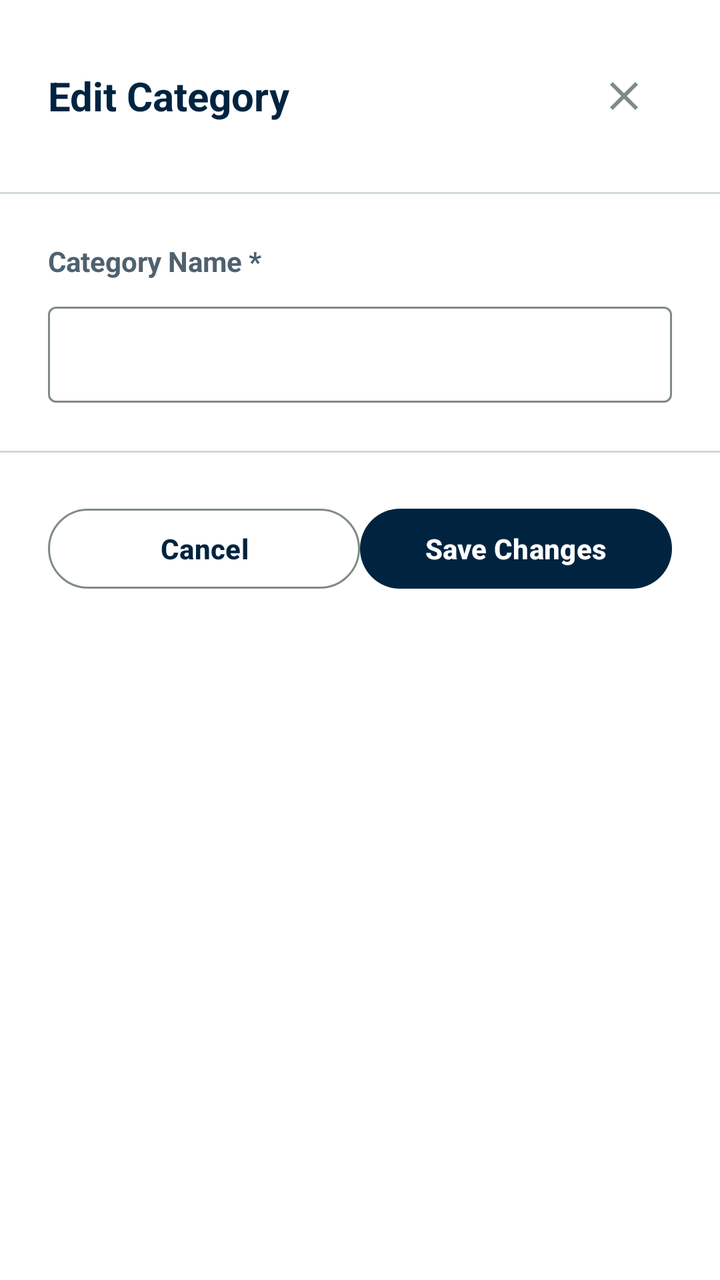
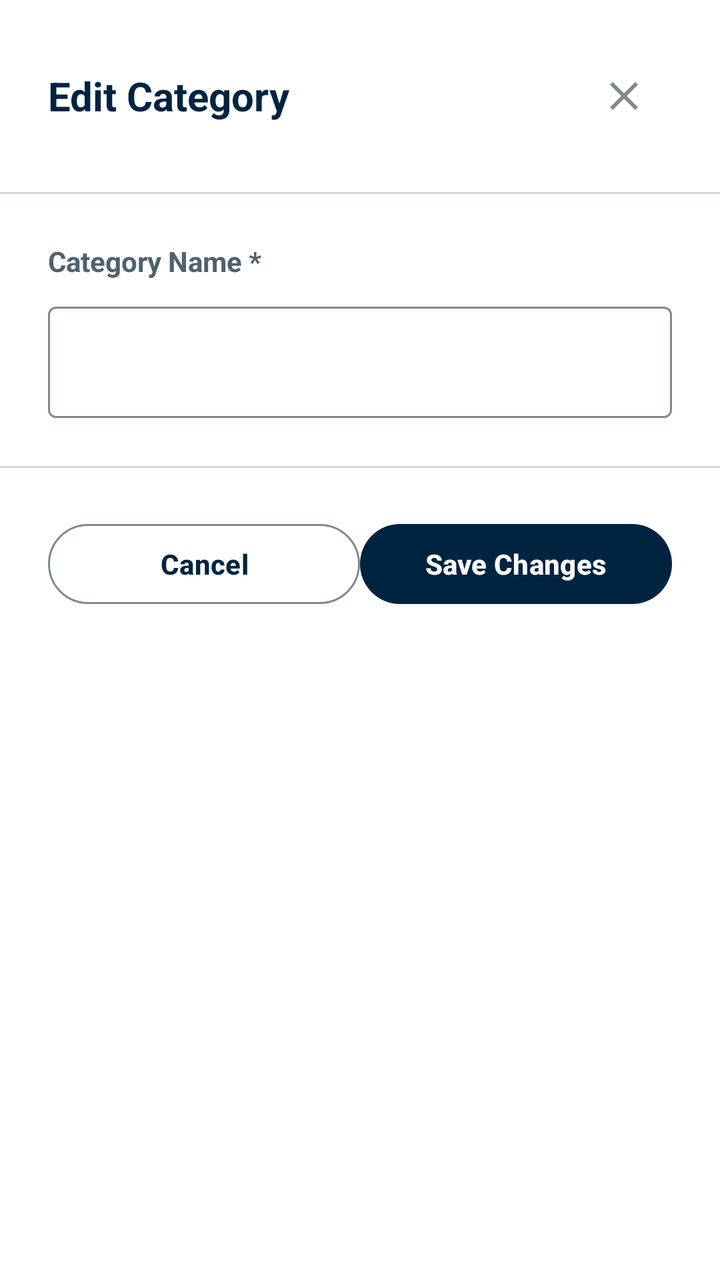

Compare the two renders of this Android layout. The source of the first and the diff that turns it into the second are given below.
<!-- AndroidManifest.xml: application theme Theme.StockBuddy -->
<!-- res/layout/dialog_edit_category.xml -->
<?xml version="1.0" encoding="utf-8"?>
<LinearLayout xmlns:android="http://schemas.android.com/apk/res/android"
    xmlns:app="http://schemas.android.com/apk/res-auto"
    android:layout_width="match_parent"
    android:layout_height="wrap_content"
    android:orientation="vertical"
    android:background="@color/md_theme_surfaceContainerLowest">

    
    <LinearLayout
        android:layout_width="match_parent"
        android:layout_height="wrap_content"
        android:orientation="horizontal"
        android:gravity="center_vertical"
        android:padding="24dp"
        android:background="@color/md_theme_surfaceContainerLowest">

        <TextView
            android:layout_width="0dp"
            android:layout_height="wrap_content"
            android:layout_weight="1"
            android:text="@string/dialog_edit_category_title"
            android:textSize="20sp"
            android:textStyle="bold"
            android:textColor="@color/md_theme_primary" />

        <ImageButton
            android:id="@+id/btnClose"
            android:layout_width="48dp"
            android:layout_height="48dp"
            android:src="@drawable/ic_close"
            android:background="?attr/selectableItemBackgroundBorderless"
            android:contentDescription="@string/action_close"
            android:scaleType="centerInside"
            android:tint="@color/md_theme_outline" />
    </LinearLayout>

    
    <View
        android:layout_width="match_parent"
        android:layout_height="1dp"
        android:background="@color/md_theme_outlineVariant" />

    
    <LinearLayout
        android:layout_width="match_parent"
        android:layout_height="wrap_content"
        android:orientation="vertical"
        android:padding="24dp">

        <TextView
            android:layout_width="match_parent"
            android:layout_height="wrap_content"
            android:text="@string/dialog_category_name_label"
            android:textSize="14sp"
            android:textStyle="bold"
            android:textColor="@color/md_theme_onSurfaceVariant"
            android:layout_marginBottom="8dp" />

        <com.google.android.material.textfield.TextInputLayout
            style="@style/Widget.Material3.TextInputLayout.OutlinedBox"
            android:layout_width="match_parent"
            android:layout_height="wrap_content">

            <com.google.android.material.textfield.TextInputEditText
                android:id="@+id/editCategoryName"
                android:layout_width="match_parent"
                android:layout_height="48dp" />
        </com.google.android.material.textfield.TextInputLayout>
    </LinearLayout>

    
    <View
        android:layout_width="match_parent"
        android:layout_height="1dp"
        android:background="@color/md_theme_outlineVariant" />

    
    <LinearLayout
        android:layout_width="match_parent"
        android:layout_height="wrap_content"
        android:orientation="horizontal"
        android:padding="24dp"
        android:gravity="center"
        android:spacing="12dp">

        <com.google.android.material.button.MaterialButton
            android:id="@+id/btnCancel"
            style="@style/Widget.Material3.Button.OutlinedButton"
            android:layout_width="0dp"
            android:layout_height="48dp"
            android:layout_weight="1"
            android:text="@string/action_cancel" />

        <com.google.android.material.button.MaterialButton
            android:id="@+id/btnSave"
            style="@style/Widget.Material3.Button"
            android:layout_width="0dp"
            android:layout_height="48dp"
            android:layout_weight="1"
            android:text="@string/action_save_changes" />
    </LinearLayout>

</LinearLayout>
<!-- resources referenced by this layout -->
<resources>
  <color name="md_theme_onSurfaceVariant">#4F616E</color>
  <color name="md_theme_outline">#7F8B87</color>
  <color name="md_theme_outlineVariant">#CFD9D7</color>
  <color name="md_theme_primary">#002440</color>
  <color name="md_theme_surfaceContainerLowest">#FFFFFF</color>
  <string name="action_cancel">Cancel</string>
  <string name="action_close">Close</string>
  <string name="action_save_changes">Save Changes</string>
  <string name="dialog_category_name_label">Category Name *</string>
  <string name="dialog_edit_category_title">Edit Category</string>
  <color name="md_theme_onPrimary">#FFFFFF</color>
  <color name="md_theme_primaryContainer">#1b3a57</color>
  <color name="md_theme_onPrimaryContainer">#87a4c6</color>
  <color name="md_theme_secondary">#496177</color>
  <color name="md_theme_onSecondary">#FFFFFF</color>
  <color name="md_theme_secondaryContainer">#c9e2fd</color>
  <color name="md_theme_onSecondaryContainer">#4d657b</color>
  <color name="md_theme_tertiary">#321f00</color>
  <color name="md_theme_onTertiary">#FFFFFF</color>
  <color name="md_theme_tertiaryContainer">#ffddb0</color>
  <color name="md_theme_onTertiaryContainer">#2D1609</color>
  <color name="md_theme_background">#FAFBFA</color>
  <color name="md_theme_onBackground">#191C1B</color>
  <color name="md_theme_surface">#FAFBFA</color>
  <color name="md_theme_onSurface">#191C1B</color>
  <color name="md_theme_surfaceVariant">#DEE4E3</color>
  <color name="md_theme_error">#BA1A1A</color>
  <color name="md_theme_onError">#FFFFFF</color>
  <color name="md_theme_errorContainer">#FFDAD6</color>
  <color name="md_theme_onErrorContainer">#410002</color>
  <color name="app_bar_surface">#0F4F4F</color>
  <style name="ShapeAppearance.StockBuddy.Small" parent="ShapeAppearance.MaterialComponents.SmallComponent">
          <item name="cornerSize">8dp</item>
      </style>
  <style name="ShapeAppearance.StockBuddy.Medium" parent="ShapeAppearance.MaterialComponents.MediumComponent">
          <item name="cornerSize">12dp</item>
      </style>
  <style name="ShapeAppearance.StockBuddy.Large" parent="ShapeAppearance.MaterialComponents.LargeComponent">
          <item name="cornerSize">16dp</item>
      </style>
  <style name="TextAppearance.StockBuddy.DisplaySmall" parent="TextAppearance.Material3.DisplaySmall">
          <item name="android:textSize">36sp</item>
          <item name="android:textStyle">bold</item>
      </style>
  <style name="TextAppearance.StockBuddy.HeadlineSmall" parent="TextAppearance.Material3.HeadlineSmall">
          <item name="android:textSize">24sp</item>
          <item name="android:textStyle">bold</item>
      </style>
  <style name="TextAppearance.StockBuddy.TitleLarge" parent="TextAppearance.Material3.TitleLarge">
          <item name="android:textSize">22sp</item>
          <item name="android:textStyle">bold</item>
      </style>
  <style name="TextAppearance.StockBuddy.TitleMedium" parent="TextAppearance.Material3.TitleMedium">
          <item name="android:textSize">18sp</item>
          <item name="android:textStyle">bold</item>
      </style>
  <style name="TextAppearance.StockBuddy.TitleSmall" parent="TextAppearance.Material3.TitleSmall">
          <item name="android:textSize">16sp</item>
          <item name="android:textStyle">bold</item>
      </style>
  <style name="TextAppearance.StockBuddy.LabelLarge" parent="TextAppearance.Material3.LabelLarge">
          <item name="android:textSize">14sp</item>
          <item name="android:textStyle">bold</item>
      </style>
  <style name="TextAppearance.StockBuddy.LabelMedium" parent="TextAppearance.Material3.LabelMedium">
          <item name="android:textSize">12sp</item>
          <item name="android:textStyle">bold</item>
      </style>
  <style name="TextAppearance.StockBuddy.LabelSmall" parent="TextAppearance.Material3.LabelSmall">
          <item name="android:textSize">11sp</item>
          <item name="android:textStyle">bold</item>
      </style>
  <!-- unchanged entries left out for length: 9 -->
</resources>

<!-- the commit's change to res/layout/dialog_edit_category.xml (unified diff, before → after) -->
@@ -65,7 +65,10 @@
             <com.google.android.material.textfield.TextInputEditText
                 android:id="@+id/editCategoryName"
                 android:layout_width="match_parent"
-                android:layout_height="48dp" />
+                android:layout_height="wrap_content"
+                android:minHeight="48dp"
+                android:inputType="text"
+                android:maxLines="1" />
         </com.google.android.material.textfield.TextInputLayout>
     </LinearLayout>
 
